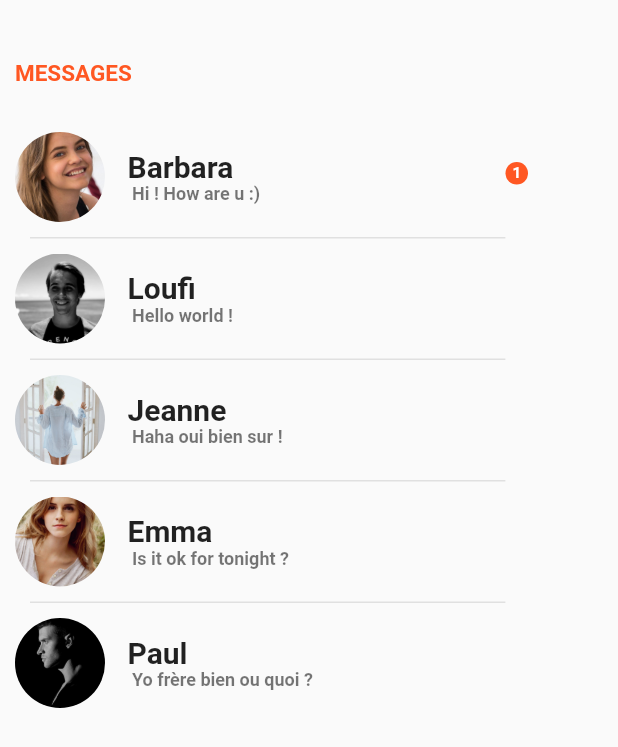
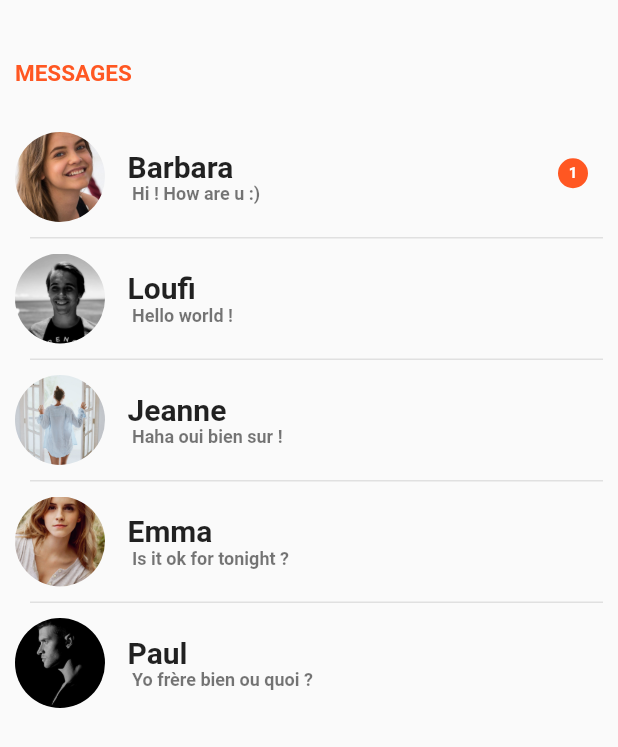
Before and after one commit to Loufi1/dating-app-template, a Flutter app: the Chat screen opened directly, on a phone screen of 412 x 824 dp. Shown: the top 747 px of the screen. Run offline on Flutter 3.47's test engine with Material 2 defaults, Android fonts, the phone set to English and light mode, and no system bars.

Commit message:
Add chat ui

```diff
--- a/dating_app_template/lib/main.dart
+++ b/dating_app_template/lib/main.dart
@@ -1,3 +1,4 @@
+import 'package:dating_app_template/pages/chat/discussion/index.dart';
 import 'package:dating_app_template/pages/core/index.dart';
 import 'package:flutter/material.dart';
 import 'package:flutter/services.dart';
@@ -18,13 +19,11 @@ class MyApp extends StatelessWidget {
     return MaterialApp(
       debugShowCheckedModeBanner: false,
       title: 'Dating app',
-      theme: ThemeData(
-        primarySwatch: Colors.blue,
-      ),
       initialRoute: '/',
       routes: {
         '/': (context) => Login(),
         '/core': (context) => Core(),
+        '/discussion': (context) => Discussion(),
       },
     );
   }
--- a/dating_app_template/lib/pages/chat/conversation.dart
+++ b/dating_app_template/lib/pages/chat/conversation.dart
@@ -1,3 +1,4 @@
+import 'package:dating_app_template/widgets/avatar.dart';
 import 'package:dating_app_template/widgets/notificationBadge.dart';
 import 'package:flutter/material.dart';
 
@@ -19,18 +20,7 @@ class Conversation extends StatelessWidget {
   Widget build(BuildContext context) {
     return Row(
       children: <Widget>[
-        Container(
-          width: 60,
-          height: 60,
-          decoration: BoxDecoration(
-            color: Colors.transparent,
-            borderRadius: BorderRadius.circular(50),
-            image: DecorationImage(
-              image: AssetImage(this.picture),
-              fit: BoxFit.cover,
-            ),
-          ),
-        ),
+        Avatar(picture: this.picture),
         Padding(padding: EdgeInsets.only(left: 15),),
         RichText(
           text: TextSpan(
@@ -52,7 +42,7 @@ class Conversation extends StatelessWidget {
         ),
         Spacer(),
         if (this.newMessage) Padding(
-          padding: EdgeInsets.only(right: 60, bottom: 5),
+          padding: EdgeInsets.only(right: 20, bottom: 5),
           child: NotificationBadge(),
         ),
       ],
--- a/dating_app_template/lib/pages/chat/index.dart
+++ b/dating_app_template/lib/pages/chat/index.dart
@@ -28,18 +28,24 @@ class _ChatState extends State<Chat> {
               ),
             ),
             Padding(padding: EdgeInsets.only(top: 15, bottom: 15),),
-            Conversation(
-              name: 'Barbara',
-              msg: 'Hi ! How are u :)',
-              picture: 'assets/barbara.jpg',
-              newMessage: true,
+            GestureDetector(
+                onTap: () => Navigator.pushNamed(context, '/discussion'),
+                child: Container(
+                  color: Colors.transparent,
+                  child: Conversation(
+                    name: 'Barbara',
+                    msg: 'Hi ! How are u :)',
+                    picture: 'assets/barbara.jpg',
+                    newMessage: true,
+                  ),
+                )
             ),
             Padding(padding: EdgeInsets.only(top: 5, bottom: 5),),
-            HorizontalLine(width: MediaQuery.of(context).size.width / 1.3),
+            HorizontalLine(width: MediaQuery.of(context).size.width),
             Padding(padding: EdgeInsets.only(top: 5, bottom: 5),),
             Conversation(),
             Padding(padding: EdgeInsets.only(top: 5, bottom: 5),),
-            HorizontalLine(width: MediaQuery.of(context).size.width / 1.3),
+            HorizontalLine(width: MediaQuery.of(context).size.width),
             Padding(padding: EdgeInsets.only(top: 5, bottom: 5),),
             Conversation(
               name: 'Jeanne',
@@ -47,7 +53,7 @@ class _ChatState extends State<Chat> {
               picture: 'assets/jeanne.jpg',
             ),
             Padding(padding: EdgeInsets.only(top: 5, bottom: 5),),
-            HorizontalLine(width: MediaQuery.of(context).size.width / 1.3),
+            HorizontalLine(width: MediaQuery.of(context).size.width),
             Padding(padding: EdgeInsets.only(top: 5, bottom: 5),),
             Conversation(
               name: 'Emma',
@@ -55,7 +61,7 @@ class _ChatState extends State<Chat> {
               picture: 'assets/emma.png',
             ),
             Padding(padding: EdgeInsets.only(top: 5, bottom: 5),),
-            HorizontalLine(width: MediaQuery.of(context).size.width / 1.3),
+            HorizontalLine(width: MediaQuery.of(context).size.width),
             Padding(padding: EdgeInsets.only(top: 5, bottom: 5),),
             Conversation(
               name: 'Paul',
--- a/dating_app_template/lib/pages/swiper/index.dart
+++ b/dating_app_template/lib/pages/swiper/index.dart
@@ -26,8 +26,8 @@ class Swiper extends StatefulWidget {
 
 class _SwiperState extends State<Swiper> {
   var cards = [
+    Cards('Jeanne', '18', 'L\'ame n\'est que le reflet de l\'étoile', 'assets/jeanne.jpg'),
     Cards('Loufi', '20', 'Croque la vie à pleine dents', 'assets/profile_pic.jpg'),
-    Cards('Jeanne', '18', 'L\'ame n\'est que le reflet de l\'étoile', 'assets/jeanne.jpg'),
     Cards('Paul', '19', 'Cherche copine', 'assets/paul.jpg'),
     Cards('Barbara', '28', 'Le soleil ne brule qu\'une seul fois', 'assets/barbara.jpg'),
     Cards('Emma', '24', 'Coucou :)', 'assets/emma.png'),
--- /dev/null
+++ b/dating_app_template/lib/widgets/avatar.dart
@@ -0,0 +1,31 @@
+import 'package:flutter/cupertino.dart';
+import 'package:flutter/material.dart';
+
+class Avatar extends StatelessWidget {
+
+  final String buttonName;
+  final double size;
+  final picture;
+
+  const Avatar({
+    this.buttonName = 'LOGIN',
+    this.size = 60,
+    this.picture = 'assets/profile_pic.jpg'
+  });
+
+  @override
+  Widget build(BuildContext context) {
+    return Container(
+      width: this.size,
+      height: this.size,
+      decoration: BoxDecoration(
+        color: Colors.transparent,
+        borderRadius: BorderRadius.circular(50),
+        image: DecorationImage(
+          image: AssetImage(this.picture),
+          fit: BoxFit.cover,
+        ),
+      ),
+    );
+  }
+}
--- a/dating_app_template/lib/widgets/customRoundedButton.dart
+++ b/dating_app_template/lib/widgets/customRoundedButton.dart
@@ -5,9 +5,11 @@ class CustomRoundedButton extends StatelessWidget {
 
   final Function onTap;
   final Icon icon;
+  final double size;
 
   const CustomRoundedButton({
     this.icon = const Icon(Icons.favorite),
+    this.size = 75,
     this.onTap,
   });
 
@@ -16,8 +18,8 @@ class CustomRoundedButton extends StatelessWidget {
     return GestureDetector(
       onTap: this.onTap,
       child: Container(
-        width: 75,
-        height: 75,
+        width: this.size,
+        height: this.size,
         decoration: BoxDecoration(
           color: Colors.white,
           borderRadius: BorderRadius.circular(50),
--- a/dating_app_template/lib/widgets/notificationBadge.dart
+++ b/dating_app_template/lib/widgets/notificationBadge.dart
@@ -12,8 +12,8 @@ class NotificationBadge extends StatelessWidget {
   @override
   Widget build(BuildContext context) {
     return Container(
-        width: 15,
-        height: 15,
+        width: 20,
+        height: 20,
         decoration: BoxDecoration(
           color: Colors.deepOrange,
           borderRadius: BorderRadius.circular(50),
```
Also changed, not shown: dating_app_template/lib/pages/chat/discussion/index.dart (added, +101 -0 lines), dating_app_template/lib/pages/chat/discussion/message.dart (added, +40 -0 lines), dating_app_template/lib/widgets/customInputs.dart (+13 -5 lines).
